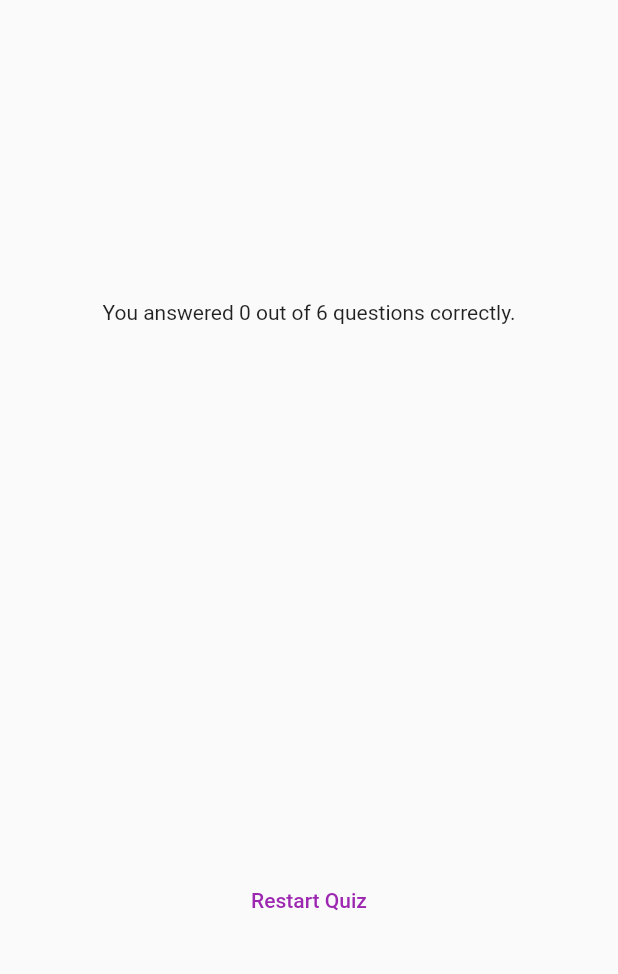
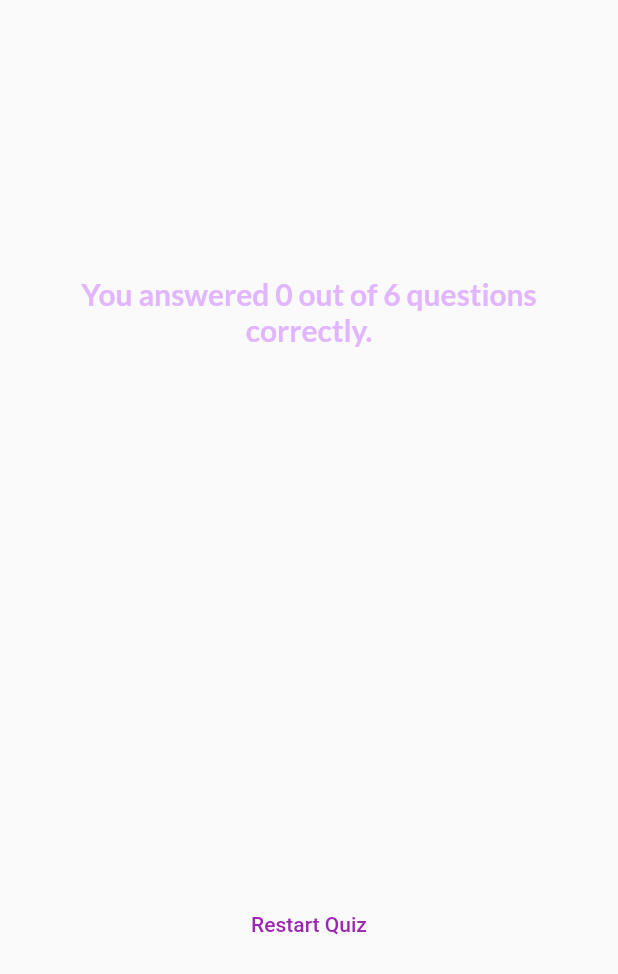
Before and after one commit to cnolan3/flutter_course, a Flutter app: the ResultsScreen widget shown alone on an empty page, opened directly with empty values, on a phone screen of 412 x 824 dp. Shown: the top 974 px of the screen. Run offline on Flutter 3.47's test engine with Material 2 defaults, Android fonts, the phone set to English and light mode, and no system bars; our stand-ins replace google_fonts.

Commit message:
quiz app: start summary screen styling

```diff
--- a/quiz_app/lib/questions_summary.dart
+++ b/quiz_app/lib/questions_summary.dart
@@ -1,4 +1,5 @@
 import 'package:flutter/material.dart';
+import 'package:google_fonts/google_fonts.dart';
 
 class QuestionsSummary extends StatelessWidget {
   const QuestionsSummary(this.summaryData, {super.key});
@@ -13,14 +14,43 @@ class QuestionsSummary extends StatelessWidget {
         child: Column(children: [
           for (var data in summaryData)
             Row(children: [
-              Text(((data['question_index'] as int) + 1).toString()),
+              Column(
+                mainAxisAlignment: MainAxisAlignment.center,
+                children: [
+                  Text(((data['question_index'] as int) + 1).toString(),
+                      style: GoogleFonts.lato(
+                          color: const Color.fromARGB(255, 250, 243, 255),
+                          fontSize: 16,
+                          fontWeight: FontWeight.normal,
+                          background: Paint()
+                            ..color = Colors.blue
+                            ..strokeWidth = 20
+                            ..strokeJoin = StrokeJoin.round
+                            ..strokeCap = StrokeCap.round
+                            ..style = PaintingStyle.stroke)),
+                ],
+              ),
               Expanded(
-                child: Column(children: [
-                  Text(data['question'] as String),
-                  const SizedBox(height: 5),
-                  Text(data['user_answer'] as String),
-                  Text(data['correct_answer'] as String)
-                ]),
+                child: Column(
+                    crossAxisAlignment: CrossAxisAlignment.start,
+                    children: [
+                      Text(data['question'] as String,
+                          style: GoogleFonts.lato(
+                              color: const Color.fromARGB(255, 250, 243, 255),
+                              fontSize: 16,
+                              fontWeight: FontWeight.normal)),
+                      const SizedBox(height: 5),
+                      Text(data['user_answer'] as String,
+                          style: GoogleFonts.lato(
+                              color: const Color.fromARGB(255, 226, 182, 255),
+                              fontSize: 14,
+                              fontWeight: FontWeight.normal)),
+                      Text(data['correct_answer'] as String,
+                          style: GoogleFonts.lato(
+                              color: const Color.fromARGB(255, 151, 213, 255),
+                              fontSize: 14,
+                              fontWeight: FontWeight.normal)),
+                    ]),
               )
             ])
         ]),
--- a/quiz_app/lib/results_screen.dart
+++ b/quiz_app/lib/results_screen.dart
@@ -1,7 +1,7 @@
-import 'package:flutter/foundation.dart';
 import 'package:flutter/material.dart';
 import 'package:quiz_app/data/questions.dart';
 import 'package:quiz_app/questions_summary.dart';
+import 'package:google_fonts/google_fonts.dart';
 
 class ResultsScreen extends StatelessWidget {
   const ResultsScreen({super.key, required this.selectedAnswers});
@@ -35,10 +35,17 @@ class ResultsScreen extends StatelessWidget {
         width: double.infinity,
         child: Container(
             margin: const EdgeInsets.all(40),
-            child:
-                Column(mainAxisAlignment: MainAxisAlignment.center, children: [
+            child: Column(
+                crossAxisAlignment: CrossAxisAlignment.stretch,
+                mainAxisAlignment: MainAxisAlignment.center,
+                children: [
                   Text(
-                  'You answered $numCorrectAnswers out of $numTotalQuestions questions correctly.'),
+                      textAlign: TextAlign.center,
+                      'You answered $numCorrectAnswers out of $numTotalQuestions questions correctly.',
+                      style: GoogleFonts.lato(
+                          color: const Color.fromARGB(255, 226, 182, 255),
+                          fontSize: 20,
+                          fontWeight: FontWeight.bold)),
                   const SizedBox(
                     height: 30,
                   ),
@@ -46,7 +53,8 @@ class ResultsScreen extends StatelessWidget {
                   const SizedBox(
                     height: 30,
                   ),
-              TextButton(onPressed: () {}, child: const Text('Restart Quiz'))
+                  TextButton(
+                      onPressed: () {}, child: const Text('Restart Quiz'))
                 ])));
   }
 }
```
Lines whose indentation alone changed are shown as unchanged.
